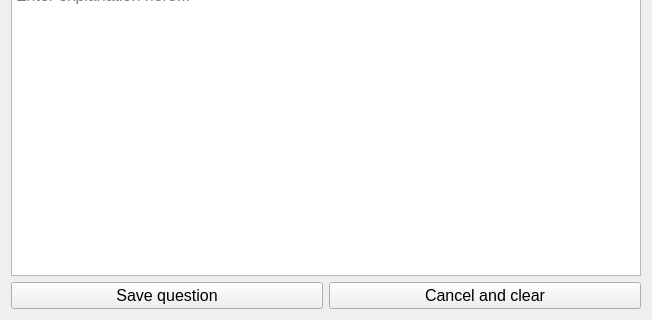
First picture: the form in src/ui/addquestion.ui, repository mitom2/FunQuizz, before the edit; both pictures show x 0 to 652 and y 422 to 742 of the 652 by 742 pixel window.
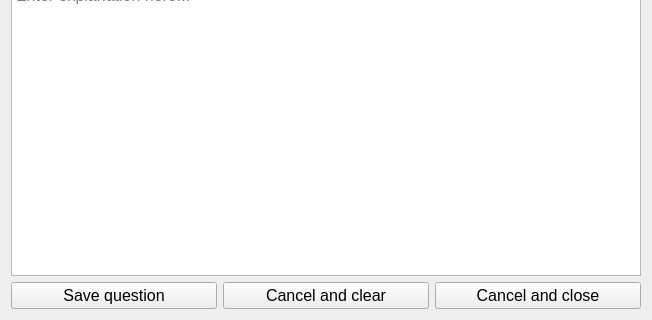
Second picture: the form after the edit.

The edit to the form file:
```diff
--- a/src/ui/addquestion.ui
+++ b/src/ui/addquestion.ui
@@ -123,6 +123,13 @@
        </property>
       </widget>
      </item>
+     <item>
+      <widget class="QPushButton" name="close">
+       <property name="text">
+        <string>Cancel and close</string>
+       </property>
+      </widget>
+     </item>
     </layout>
    </item>
   </layout>
```
Left out of the diff: 88 changed lines with no effect on the pictures.
